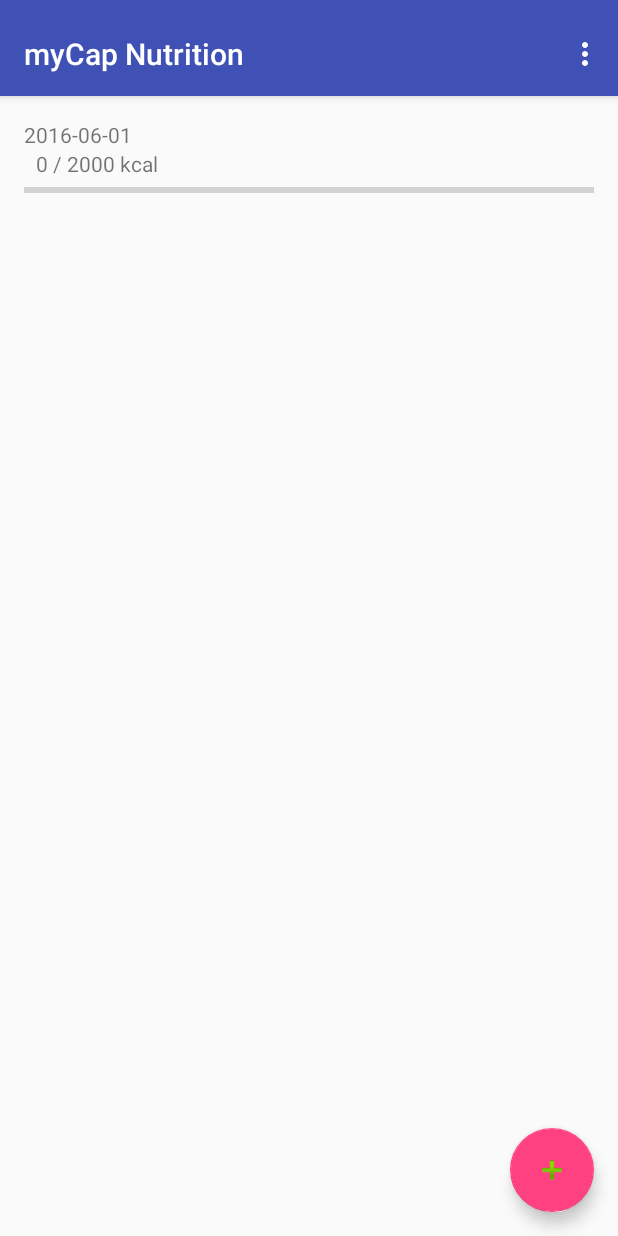
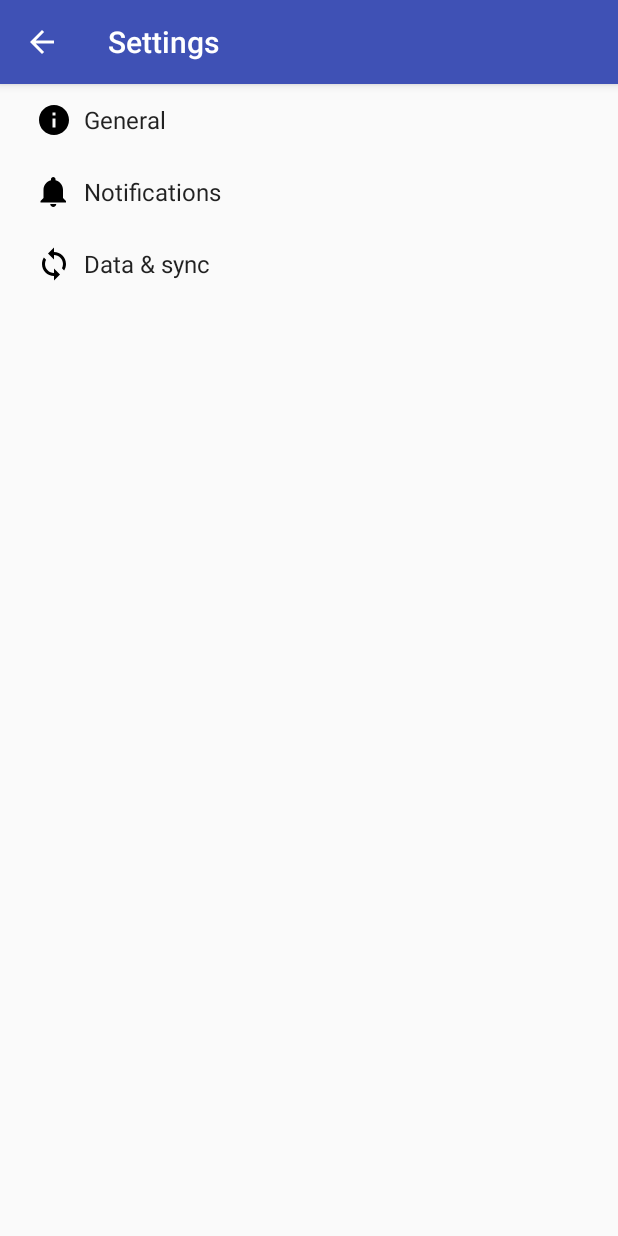
Before and after one commit to schnellp/myCap-Nutrition, an Android app: the screen it shows after launch (JournalDayView before the commit, Settings after it), in the options menu, after a tap on "Settings", on a phone screen of 412 x 824 dp. Run offline under Robolectric (Android 15) with nearby library versions, the phone set to English and light mode, and no system bars.

Commit message:
Created placeholder Settings activity

```diff
--- a/app/build.gradle
+++ b/app/build.gradle
@@ -24,4 +24,5 @@ dependencies {
     testCompile 'junit:junit:4.12'
     compile 'com.android.support:appcompat-v7:23.4.0'
     compile 'com.android.support:design:23.4.0'
+    compile 'com.android.support:support-v4:23.4.0'
 }
--- a/app/src/main/AndroidManifest.xml
+++ b/app/src/main/AndroidManifest.xml
@@ -39,7 +39,10 @@
         <activity
             android:name=".View.UnitList"
             android:label="@string/title_activity_unit_list"
-            android:theme="@style/AppTheme.NoActionBar"></activity>
+            android:theme="@style/AppTheme.NoActionBar" />
+        <activity
+            android:name=".View.Settings"
+            android:label="@string/title_activity_settings"></activity>
     </application>
 
 </manifest>
--- /dev/null
+++ b/app/src/main/java/net/schnellp/mycapnutrition/View/AppCompatPreferenceActivity.java
@@ -0,0 +1,109 @@
+package net.schnellp.mycapnutrition.View;
+
+import android.content.res.Configuration;
+import android.os.Bundle;
+import android.preference.PreferenceActivity;
+import android.support.annotation.LayoutRes;
+import android.support.annotation.Nullable;
+import android.support.v7.app.ActionBar;
+import android.support.v7.app.AppCompatDelegate;
+import android.support.v7.widget.Toolbar;
+import android.view.MenuInflater;
+import android.view.View;
+import android.view.ViewGroup;
+
+/**
+ * A {@link android.preference.PreferenceActivity} which implements and proxies the necessary calls
+ * to be used with AppCompat.
+ */
+public abstract class AppCompatPreferenceActivity extends PreferenceActivity {
+
+    private AppCompatDelegate mDelegate;
+
+    @Override
+    protected void onCreate(Bundle savedInstanceState) {
+        getDelegate().installViewFactory();
+        getDelegate().onCreate(savedInstanceState);
+        super.onCreate(savedInstanceState);
+    }
+
+    @Override
+    protected void onPostCreate(Bundle savedInstanceState) {
+        super.onPostCreate(savedInstanceState);
+        getDelegate().onPostCreate(savedInstanceState);
+    }
+
+    public ActionBar getSupportActionBar() {
+        return getDelegate().getSupportActionBar();
+    }
+
+    public void setSupportActionBar(@Nullable Toolbar toolbar) {
+        getDelegate().setSupportActionBar(toolbar);
+    }
+
+    @Override
+    public MenuInflater getMenuInflater() {
+        return getDelegate().getMenuInflater();
+    }
+
+    @Override
+    public void setContentView(@LayoutRes int layoutResID) {
+        getDelegate().setContentView(layoutResID);
+    }
+
+    @Override
+    public void setContentView(View view) {
+        getDelegate().setContentView(view);
+    }
+
+    @Override
+    public void setContentView(View view, ViewGroup.LayoutParams params) {
+        getDelegate().setContentView(view, params);
+    }
+
+    @Override
+    public void addContentView(View view, ViewGroup.LayoutParams params) {
+        getDelegate().addContentView(view, params);
+    }
+
+    @Override
+    protected void onPostResume() {
+        super.onPostResume();
+        getDelegate().onPostResume();
+    }
+
+    @Override
+    protected void onTitleChanged(CharSequence title, int color) {
+        super.onTitleChanged(title, color);
+        getDelegate().setTitle(title);
+    }
+
+    @Override
+    public void onConfigurationChanged(Configuration newConfig) {
+        super.onConfigurationChanged(newConfig);
+        getDelegate().onConfigurationChanged(newConfig);
+    }
+
+    @Override
+    protected void onStop() {
+        super.onStop();
+        getDelegate().onStop();
+    }
+
+    @Override
+    protected void onDestroy() {
+        super.onDestroy();
+        getDelegate().onDestroy();
+    }
+
+    public void invalidateOptionsMenu() {
+        getDelegate().invalidateOptionsMenu();
+    }
+
+    private AppCompatDelegate getDelegate() {
+        if (mDelegate == null) {
+            mDelegate = AppCompatDelegate.create(this, null);
+        }
+        return mDelegate;
+    }
+}
--- a/app/src/main/java/net/schnellp/mycapnutrition/View/JournalDayView.java
+++ b/app/src/main/java/net/schnellp/mycapnutrition/View/JournalDayView.java
@@ -91,6 +91,8 @@ public class JournalDayView extends AppCompatActivity {
 
         //noinspection SimplifiableIfStatement
         if (id == R.id.action_settings) {
+            Intent intent = new Intent(this, Settings.class);
+            startActivity(intent);
             return true;
         }
 
--- /dev/null
+++ b/app/src/main/res/drawable/ic_info_black_24dp.xml
@@ -0,0 +1,9 @@
+<vector xmlns:android="http://schemas.android.com/apk/res/android"
+    android:width="24dp"
+    android:height="24dp"
+    android:viewportHeight="24.0"
+    android:viewportWidth="24.0">
+    <path
+        android:fillColor="#FF000000"
+        android:pathData="M12,2C6.48,2 2,6.48 2,12s4.48,10 10,10 10,-4.48 10,-10S17.52,2 12,2zm1,15h-2v-6h2v6zm0,-8h-2V7h2v2z" />
+</vector>
--- /dev/null
+++ b/app/src/main/res/drawable/ic_notifications_black_24dp.xml
@@ -0,0 +1,9 @@
+<vector xmlns:android="http://schemas.android.com/apk/res/android"
+    android:width="24dp"
+    android:height="24dp"
+    android:viewportHeight="24.0"
+    android:viewportWidth="24.0">
+    <path
+        android:fillColor="#FF000000"
+        android:pathData="M11.5,22c1.1,0 2,-0.9 2,-2h-4c0,1.1 0.9,2 2,2zm6.5,-6v-5.5c0,-3.07 -2.13,-5.64 -5,-6.32V3.5c0,-0.83 -0.67,-1.5 -1.5,-1.5S10,2.67 10,3.5v0.68c-2.87,0.68 -5,3.25 -5,6.32V16l-2,2v1h17v-1l-2,-2z" />
+</vector>
--- /dev/null
+++ b/app/src/main/res/drawable/ic_sync_black_24dp.xml
@@ -0,0 +1,9 @@
+<vector xmlns:android="http://schemas.android.com/apk/res/android"
+    android:width="24dp"
+    android:height="24dp"
+    android:viewportHeight="24.0"
+    android:viewportWidth="24.0">
+    <path
+        android:fillColor="#FF000000"
+        android:pathData="M12 4V1L8 5l4 4V6c3.31 0 6 2.69 6 6 0 1.01,-.25 1.97,-.7 2.8l1.46 1.46C19.54 15.03 20 13.57 20 12c0,-4.42,-3.58,-8,-8,-8zm0 14c-3.31 0,-6,-2.69,-6,-6 0,-1.01.25,-1.97.7,-2.8L5.24 7.74C4.46 8.97 4 10.43 4 12c0 4.42 3.58 8 8 8v3l4,-4,-4,-4v3z" />
+</vector>
--- a/app/src/main/res/values/strings.xml
+++ b/app/src/main/res/values/strings.xml
@@ -7,4 +7,63 @@
     <string name="title_activity_add_food">Add Food</string>
     <string name="title_activity_add_unit">Add Unit</string>
     <string name="title_activity_unit_list">Unit List</string>
+    <string name="title_activity_settings">Settings</string>
+
+    <!-- Strings related to Settings -->
+
+    <!-- Example General settings -->
+    <string name="pref_header_general">General</string>
+
+    <string name="pref_title_social_recommendations">Enable social recommendations</string>
+    <string name="pref_description_social_recommendations">Recommendations for people to contact
+        based on your message history
+    </string>
+
+    <string name="pref_title_display_name">Display name</string>
+    <string name="pref_default_display_name">John Smith</string>
+
+    <string name="pref_title_add_friends_to_messages">Add friends to messages</string>
+    <string-array name="pref_example_list_titles">
+        <item>Always</item>
+        <item>When possible</item>
+        <item>Never</item>
+    </string-array>
+    <string-array name="pref_example_list_values">
+        <item>1</item>
+        <item>0</item>
+        <item>-1</item>
+    </string-array>
+
+    <!-- Example settings for Data & Sync -->
+    <string name="pref_header_data_sync">Data &amp; sync</string>
+
+    <string name="pref_title_sync_frequency">Sync frequency</string>
+    <string-array name="pref_sync_frequency_titles">
+        <item>15 minutes</item>
+        <item>30 minutes</item>
+        <item>1 hour</item>
+        <item>3 hours</item>
+        <item>6 hours</item>
+        <item>Never</item>
+    </string-array>
+    <string-array name="pref_sync_frequency_values">
+        <item>15</item>
+        <item>30</item>
+        <item>60</item>
+        <item>180</item>
+        <item>360</item>
+        <item>-1</item>
+    </string-array>
+
+    <string name="pref_title_system_sync_settings">System sync settings</string>
+
+    <!-- Example settings for Notifications -->
+    <string name="pref_header_notifications">Notifications</string>
+
+    <string name="pref_title_new_message_notifications">New message notifications</string>
+
+    <string name="pref_title_ringtone">Ringtone</string>
+    <string name="pref_ringtone_silent">Silent</string>
+
+    <string name="pref_title_vibrate">Vibrate</string>
 </resources>
--- /dev/null
+++ b/app/src/main/res/xml/pref_data_sync.xml
@@ -0,0 +1,21 @@
+<PreferenceScreen xmlns:android="http://schemas.android.com/apk/res/android">
+
+    <!-- NOTE: Hide buttons to simplify the UI. Users can touch outside the dialog to
+         dismiss it. -->
+    <!-- NOTE: ListPreference's summary should be set to its value by the activity code. -->
+    <ListPreference
+        android:defaultValue="180"
+        android:entries="@array/pref_sync_frequency_titles"
+        android:entryValues="@array/pref_sync_frequency_values"
+        android:key="sync_frequency"
+        android:negativeButtonText="@null"
+        android:positiveButtonText="@null"
+        android:title="@string/pref_title_sync_frequency" />
+
+    <!-- This preference simply launches an intent when selected. Use this UI sparingly, per
+         design guidelines. -->
+    <Preference android:title="@string/pref_title_system_sync_settings">
+        <intent android:action="android.settings.SYNC_SETTINGS" />
+    </Preference>
+
+</PreferenceScreen>
--- /dev/null
+++ b/app/src/main/res/xml/pref_general.xml
@@ -0,0 +1,33 @@
+<PreferenceScreen xmlns:android="http://schemas.android.com/apk/res/android">
+
+    <SwitchPreference
+        android:defaultValue="true"
+        android:key="example_switch"
+        android:summary="@string/pref_description_social_recommendations"
+        android:title="@string/pref_title_social_recommendations" />
+
+    <!-- NOTE: EditTextPreference accepts EditText attributes. -->
+    <!-- NOTE: EditTextPreference's summary should be set to its value by the activity code. -->
+    <EditTextPreference
+        android:capitalize="words"
+        android:defaultValue="@string/pref_default_display_name"
+        android:inputType="textCapWords"
+        android:key="example_text"
+        android:maxLines="1"
+        android:selectAllOnFocus="true"
+        android:singleLine="true"
+        android:title="@string/pref_title_display_name" />
+
+    <!-- NOTE: Hide buttons to simplify the UI. Users can touch outside the dialog to
+         dismiss it. -->
+    <!-- NOTE: ListPreference's summary should be set to its value by the activity code. -->
+    <ListPreference
+        android:defaultValue="-1"
+        android:entries="@array/pref_example_list_titles"
+        android:entryValues="@array/pref_example_list_values"
+        android:key="example_list"
+        android:negativeButtonText="@null"
+        android:positiveButtonText="@null"
+        android:title="@string/pref_title_add_friends_to_messages" />
+
+</PreferenceScreen>
--- /dev/null
+++ b/app/src/main/res/xml/pref_headers.xml
@@ -0,0 +1,20 @@
+<preference-headers xmlns:android="http://schemas.android.com/apk/res/android">
+
+    <!-- These settings headers are only used on tablets. -->
+
+    <header
+        android:fragment="net.schnellp.mycapnutrition.View.Settings$GeneralPreferenceFragment"
+        android:icon="@drawable/ic_info_black_24dp"
+        android:title="@string/pref_header_general" />
+
+    <header
+        android:fragment="net.schnellp.mycapnutrition.View.Settings$NotificationPreferenceFragment"
+        android:icon="@drawable/ic_notifications_black_24dp"
+        android:title="@string/pref_header_notifications" />
+
+    <header
+        android:fragment="net.schnellp.mycapnutrition.View.Settings$DataSyncPreferenceFragment"
+        android:icon="@drawable/ic_sync_black_24dp"
+        android:title="@string/pref_header_data_sync" />
+
+</preference-headers>
--- /dev/null
+++ b/app/src/main/res/xml/pref_notification.xml
@@ -0,0 +1,27 @@
+<PreferenceScreen xmlns:android="http://schemas.android.com/apk/res/android">
+
+    <!-- A 'parent' preference, which enables/disables child preferences (below)
+         when checked/unchecked. -->
+    <SwitchPreference
+        android:defaultValue="true"
+        android:key="notifications_new_message"
+        android:title="@string/pref_title_new_message_notifications" />
+
+    <!-- Allows the user to choose a ringtone in the 'notification' category. -->
+    <!-- NOTE: This preference will be enabled only when the checkbox above is checked. -->
+    <!-- NOTE: RingtonePreference's summary should be set to its value by the activity code. -->
+    <RingtonePreference
+        android:defaultValue="content://settings/system/notification_sound"
+        android:dependency="notifications_new_message"
+        android:key="notifications_new_message_ringtone"
+        android:ringtoneType="notification"
+        android:title="@string/pref_title_ringtone" />
+
+    <!-- NOTE: This preference will be enabled only when the checkbox above is checked. -->
+    <SwitchPreference
+        android:defaultValue="true"
+        android:dependency="notifications_new_message"
+        android:key="notifications_new_message_vibrate"
+        android:title="@string/pref_title_vibrate" />
+
+</PreferenceScreen>
```
Also changed, not shown: app/src/main/java/net/schnellp/mycapnutrition/View/Settings.java (added, +256 -0 lines).
